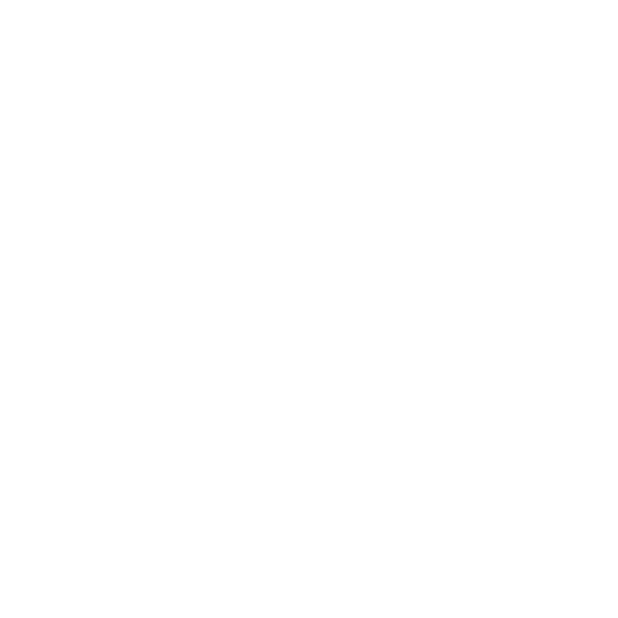
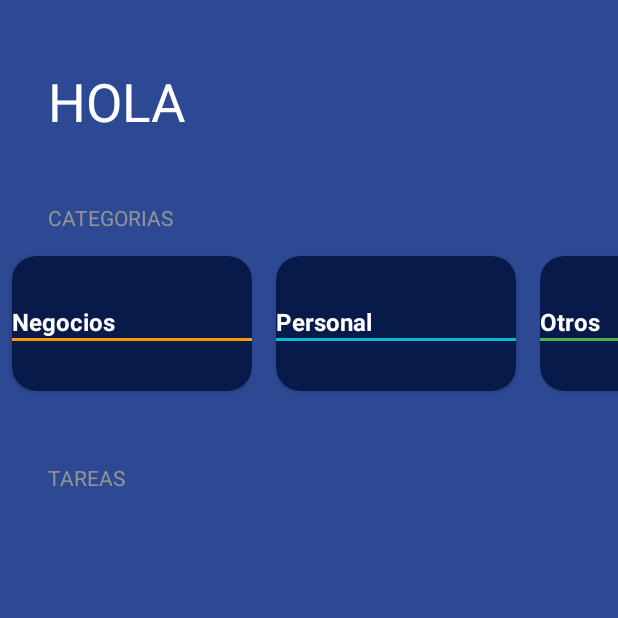
Before and after one commit to AlbertLpz9211/KotlinPractices, an Android app: the TodoActivity screen opened directly, with no data from a screen before it, on a phone screen of 412 x 824 dp, the top half of it. Before the commit the part shown is empty. Run offline under Robolectric (Android 15) with nearby library versions, the phone set to English and light mode, and no system bars.

Commit message:
nineth commit

```diff
--- /dev/null
+++ b/app/src/main/java/com/example/applicacionestudio/todo/CategoriesAdapter.kt
@@ -0,0 +1,23 @@
+package com.example.applicacionestudio.todo
+
+import android.view.LayoutInflater
+import android.view.ViewGroup
+import androidx.recyclerview.widget.RecyclerView
+import com.example.applicacionestudio.R
+
+class CategoriesAdapter(private val categories: List<TaskCategory>) :
+    RecyclerView.Adapter<CategoriesViewHolder>(){
+
+    override fun onCreateViewHolder(parent: ViewGroup, viewType: Int): CategoriesViewHolder {
+        val view = LayoutInflater.from(parent.context).inflate(R.layout.item_task_categorie, parent, false)
+        return CategoriesViewHolder(view)
+    }
+
+    override fun onBindViewHolder(holder: CategoriesViewHolder, position: Int) {
+        holder.render(categories[position])
+    }
+
+    override fun getItemCount(): Int {
+        return categories.size
+    }
+}
--- /dev/null
+++ b/app/src/main/java/com/example/applicacionestudio/todo/CategoriesViewHolder.kt
@@ -0,0 +1,31 @@
+package com.example.applicacionestudio.todo
+
+import android.view.View
+import android.widget.TextView
+import androidx.core.content.ContextCompat
+import androidx.recyclerview.widget.RecyclerView
+import com.example.applicacionestudio.R
+
+class CategoriesViewHolder(view: View): RecyclerView.ViewHolder(view) {
+    private val  tvTodoCategoryName: TextView = view.findViewById(R.id.tvTodoCategoryName)
+    private val  divider: View = view.findViewById(R.id.divider)
+
+    fun render(taskCategory: TaskCategory){
+        tvTodoCategoryName.text= "EJEMPLO"
+
+        when(taskCategory){
+            TaskCategory.Bussiness -> {
+                tvTodoCategoryName.text="Negocios"
+                divider.setBackgroundColor(ContextCompat.getColor(divider.context, R.color.todo_business_category))
+            }
+            TaskCategory.Other -> {
+                tvTodoCategoryName.text="Otros"
+                divider.setBackgroundColor(ContextCompat.getColor(divider.context,R.color.todo_other_category))
+            }
+            TaskCategory.Personal -> {
+                tvTodoCategoryName.text="Personal"
+                divider.setBackgroundColor(ContextCompat.getColor(divider.context,R.color.todo_personal_category))
+            }
+        }
+    }
+}
--- /dev/null
+++ b/app/src/main/java/com/example/applicacionestudio/todo/Task.kt
@@ -0,0 +1,3 @@
+package com.example.applicacionestudio.todo
+
+data class Task(val name: String, val category: TaskCategory, var isSelected:Boolean = false)
--- /dev/null
+++ b/app/src/main/java/com/example/applicacionestudio/todo/TaskAdapter.kt
@@ -0,0 +1,20 @@
+package com.example.applicacionestudio.todo
+
+import android.view.LayoutInflater
+import android.view.ViewGroup
+import androidx.recyclerview.widget.RecyclerView
+import com.example.applicacionestudio.R
+
+class TaskAdapter (private val tasks: List<Task>): RecyclerView.Adapter<TaskViewHolder>() {
+    override fun onCreateViewHolder(parent: ViewGroup, viewType: Int): TaskViewHolder {
+        val view = LayoutInflater.from(parent.context).inflate(R.layout.item_todo_task,parent,false)
+        return TaskViewHolder(view)
+    }
+
+
+    override fun onBindViewHolder(holder: TaskViewHolder, position: Int) {
+        holder.render(tasks[position])
+    }
+
+    override fun getItemCount() = tasks.size
+}
--- /dev/null
+++ b/app/src/main/java/com/example/applicacionestudio/todo/TaskCategory.kt
@@ -0,0 +1,7 @@
+package com.example.applicacionestudio.todo
+
+sealed class TaskCategory {
+    object Personal : TaskCategory()
+    object Bussiness : TaskCategory()
+    object Other : TaskCategory()
+}
--- /dev/null
+++ b/app/src/main/java/com/example/applicacionestudio/todo/TaskViewHolder.kt
@@ -0,0 +1,17 @@
+package com.example.applicacionestudio.todo
+
+import android.view.View
+import android.widget.CheckBox
+import android.widget.TextView
+import androidx.recyclerview.widget.RecyclerView
+import com.example.applicacionestudio.R
+
+
+class TaskViewHolder (view: View): RecyclerView.ViewHolder(view){
+    private val tvTask: TextView = view.findViewById(R.id.tvTask)
+    private val cbTask: CheckBox = view.findViewById(R.id.cbTask)
+
+    fun render (task: Task){
+
+    }
+}
--- a/app/src/main/java/com/example/applicacionestudio/todo/TodoActivity.kt
+++ b/app/src/main/java/com/example/applicacionestudio/todo/TodoActivity.kt
@@ -5,17 +5,37 @@ import androidx.activity.enableEdgeToEdge
 import androidx.appcompat.app.AppCompatActivity
 import androidx.core.view.ViewCompat
 import androidx.core.view.WindowInsetsCompat
+import androidx.recyclerview.widget.LinearLayoutManager
+import androidx.recyclerview.widget.RecyclerView
 import com.example.applicacionestudio.R
 
 class TodoActivity : AppCompatActivity() {
+    private val  categories = listOf(
+        TaskCategory.Bussiness,
+        TaskCategory.Personal,
+        TaskCategory.Other
+    )
+    private lateinit var rvTodoCategories: RecyclerView
+    private lateinit var categoriesAdapter: CategoriesAdapter
+    private lateinit var rvTodoTask: RecyclerView
+
     override fun onCreate(savedInstanceState: Bundle?) {
         super.onCreate(savedInstanceState)
         enableEdgeToEdge()
         setContentView(R.layout.activity_todo)
-        ViewCompat.setOnApplyWindowInsetsListener(findViewById(R.id.main)) { v, insets ->
-            val systemBars = insets.getInsets(WindowInsetsCompat.Type.systemBars())
-            v.setPadding(systemBars.left, systemBars.top, systemBars.right, systemBars.bottom)
-            insets
-        }
+        initComponents()
+        initUI()
+
+    }
+
+    private fun initComponents() {
+        rvTodoTask = findViewById(R.id.rvTodoTask)
+        rvTodoCategories = findViewById(R.id.rvTodoCategories)
+    }
+
+    private fun initUI() {
+        categoriesAdapter = CategoriesAdapter(categories)
+        rvTodoCategories.layoutManager = LinearLayoutManager(this, LinearLayoutManager.HORIZONTAL, false)
+        rvTodoCategories.adapter = categoriesAdapter
     }
 }
--- a/app/src/main/res/layout/activity_todo.xml
+++ b/app/src/main/res/layout/activity_todo.xml
@@ -1,10 +1,46 @@
 <?xml version="1.0" encoding="utf-8"?>
-<androidx.constraintlayout.widget.ConstraintLayout xmlns:android="http://schemas.android.com/apk/res/android"
+<LinearLayout xmlns:android="http://schemas.android.com/apk/res/android"
     xmlns:app="http://schemas.android.com/apk/res-auto"
     xmlns:tools="http://schemas.android.com/tools"
-    android:id="@+id/main"
+    android:id="@+id/mainTodo"
     android:layout_width="match_parent"
     android:layout_height="match_parent"
+    android:background="@color/todo_background_app"
+    android:orientation="vertical"
     tools:context=".todo.TodoActivity">
 
-</androidx.constraintlayout.widget.ConstraintLayout>
+    <TextView
+        android:layout_width="wrap_content"
+        android:layout_height="wrap_content"
+        android:layout_marginHorizontal="32dp"
+        android:layout_marginVertical="44dp"
+        android:text="@string/todo_title"
+        android:textAllCaps="true"
+        android:textColor="@color/white"
+        android:textSize="35sp" />
+
+    <TextView
+        style="@style/TodoSubtitle"
+        android:layout_width="wrap_content"
+        android:layout_height="wrap_content"
+        android:layout_marginHorizontal="32dp"
+        android:text="@string/todo_categories" />
+
+    <androidx.recyclerview.widget.RecyclerView
+        android:id="@+id/rvTodoCategories"
+        android:layout_width="match_parent"
+        android:layout_height="wrap_content" />
+
+    <TextView
+        style="@style/TodoSubtitle"
+        android:layout_width="wrap_content"
+        android:layout_height="wrap_content"
+        android:layout_marginTop="32dp"
+        android:text="@string/todo_task" />
+
+    <androidx.recyclerview.widget.RecyclerView
+        android:id="@+id/rvTodoTask"
+        android:layout_width="match_parent"
+        android:layout_height="wrap_content"/>
+
+</LinearLayout>
--- /dev/null
+++ b/app/src/main/res/layout/item_task_categorie.xml
@@ -0,0 +1,36 @@
+<?xml version="1.0" encoding="utf-8"?>
+<androidx.cardview.widget.CardView xmlns:android="http://schemas.android.com/apk/res/android"
+    xmlns:app="http://schemas.android.com/apk/res-auto"
+    xmlns:tools="http://schemas.android.com/tools"
+    android:layout_width="160dp"
+    android:layout_height="90dp"
+    android:layout_marginHorizontal="8dp"
+    android:layout_marginVertical="16dp"
+    app:cardBackgroundColor="@color/todo_background_card"
+    app:cardCornerRadius="16dp">
+
+    <LinearLayout
+        android:layout_width="match_parent"
+        android:layout_height="match_parent"
+        android:layout_marginVertical="8dp"
+        android:gravity="center_vertical"
+        android:orientation="vertical">
+
+        <TextView
+            android:id="@+id/tvTodoCategoryName"
+            android:layout_width="wrap_content"
+            android:layout_height="wrap_content"
+            android:textColor="@color/white"
+            android:textSize="16sp"
+            android:textStyle="bold"
+            tools:text="PRUEBA" />
+
+        <View
+            android:id="@+id/divider"
+            android:layout_width="match_parent"
+            android:layout_height="2dp"
+            tools:background="@color/white" />
+
+    </LinearLayout>
+
+</androidx.cardview.widget.CardView>
--- /dev/null
+++ b/app/src/main/res/layout/item_todo_task.xml
@@ -0,0 +1,31 @@
+<?xml version="1.0" encoding="utf-8"?>
+<androidx.cardview.widget.CardView xmlns:android="http://schemas.android.com/apk/res/android"
+    xmlns:app="http://schemas.android.com/apk/res-auto"
+    android:layout_width="match_parent"
+    android:layout_height="wrap_content"
+    xmlns:tools="http://schemas.android.com/tools"
+    android:layout_marginVertical="4dp"
+    app:cardBackgroundColor="@color/todo_background_card"
+    app:cardCornerRadius="16dp">
+
+    <LinearLayout
+        android:paddingVertical="8dp"
+        android:layout_width="match_parent"
+        android:layout_height="wrap_content"
+        android:orientation="horizontal">
+
+        <CheckBox
+            android:id="@+id/cbTask"
+            android:layout_width="wrap_content"
+            android:layout_height="wrap_content"/>
+        <TextView
+            android:id="@+id/tvTask"
+            android:layout_width="wrap_content"
+            android:layout_height="wrap_content"
+            android:textColor="@color/white"
+            android:textSize="18sp"
+            tools:text="prueba"/>
+
+    </LinearLayout>
+
+</androidx.cardview.widget.CardView>
--- a/app/src/main/res/values-night/strings.xml
+++ b/app/src/main/res/values-night/strings.xml
@@ -16,4 +16,7 @@
     <string name="overweigth">sobre peso</string>
     <string name="obese">obeso</string>
     <string name="obese_description">estas obeso!</string>
+    <string name="todo_title">hola</string>
+    <string name="todo_categories">categorias</string>
+    <string name="todo_task">Tareas</string>
 </resources>
--- a/app/src/main/res/values-night/themes.xml
+++ b/app/src/main/res/values-night/themes.xml
@@ -13,4 +13,11 @@
         <item name="android:statusBarColor">?attr/colorPrimaryVariant</item>
         <!-- Customize your theme here. -->
     </style>
+
+    <style name="TodoSubtitle">
+        <item name="textAllCaps">true</item>
+        <item name="android:textColor">@color/todo_subtitle_text</item>
+        <item name="android:layout_marginHorizontal">32dp</item>
+    </style>
+
 </resources>
--- a/app/src/main/res/values/colors.xml
+++ b/app/src/main/res/values/colors.xml
@@ -14,4 +14,15 @@
     <color name="background_button">#eb1555</color>
     <color name="title_text">#ff8d8e98</color>
     <color name="btnCtrl">#FF3700B3</color>
+
+    <!--TodoApp-->
+    <color name="todo_background_card">#FF081A4A</color>
+    <color name="todo_background_disabled">#787878</color>
+    <color name="todo_background_app">#FF2D4993</color>
+    <color name="todo_subtitle_text">#959595</color>
+
+    <color name="todo_accent">#E91E63</color>
+    <color name="todo_business_category">#FF9800</color>
+    <color name="todo_personal_category">#00BCD4</color>
+    <color name="todo_other_category">#4CAF50</color>
 </resources>
--- a/app/src/main/res/values/strings.xml
+++ b/app/src/main/res/values/strings.xml
@@ -18,4 +18,7 @@
     <string name="overweigth">sobre peso</string>
     <string name="obese">obeso</string>
     <string name="obese_description">estas obeso!</string>
+    <string name="todo_title">hola</string>
+    <string name="todo_categories">categorias</string>
+    <string name="todo_task">Tareas</string>
 </resources>
--- a/app/src/main/res/values/themes.xml
+++ b/app/src/main/res/values/themes.xml
@@ -29,17 +29,14 @@
         <!-- Customize your theme here. -->
     </style>
 
+    <style name="TodoSubtitle">
+        <item name="textAllCaps">true</item>
+        <item name="android:textColor">@color/todo_subtitle_text</item>
+        <item name="android:layout_marginHorizontal">32dp</item>
+    </style>
 
-    <!--TodoApp-->
-    <color name="background_card">#FF081A4A</color>
-    <color name="background_disabled">#787878</color>
-    <color name="background_app">#FFD24993</color>
-    <color name="subtitle_text">#959595</color>
-    <color name="accent">#E91E63</color>
 
-    <color name="business_category">#FF9800</color>
-    <color name="personal_category">#00BCD4</color>
-    <color name="other_category">#4CAF50</color>
+
 
 
 
```
